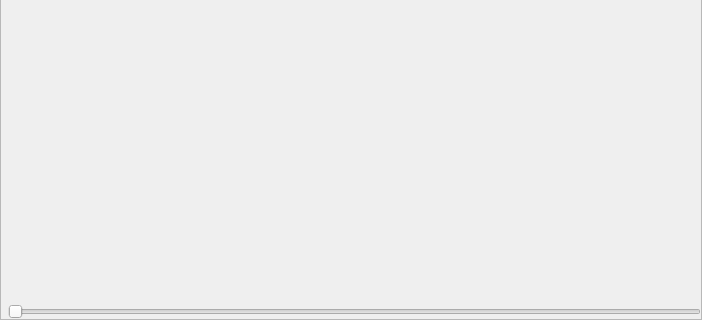
First picture: the form in GUI/studyframewidget.ui, repository AlizaMedicalImaging/AlizaMS, before the edit; both pictures show x 0 to 702 and y 227 to 547 of the 702 by 547 pixel window.
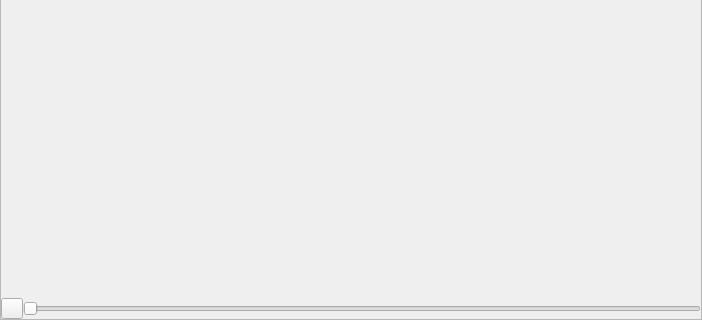
Second picture: the form after the edit.

```diff
--- a/GUI/studyframewidget.ui
+++ b/GUI/studyframewidget.ui
@@ -131,24 +131,18 @@
           <number>0</number>
          </property>
          <item>
-          <widget class="QLabel" name="icon_label">
-           <property name="sizePolicy">
-            <sizepolicy hsizetype="Fixed" vsizetype="Fixed">
-             <horstretch>0</horstretch>
-             <verstretch>0</verstretch>
-            </sizepolicy>
-           </property>
+          <widget class="QToolButton" name="icon_button">
            <property name="text">
             <string/>
            </property>
-           <property name="textFormat">
-            <enum>Qt::PlainText</enum>
+           <property name="iconSize">
+            <size>
+             <width>14</width>
+             <height>14</height>
+            </size>
            </property>
-           <property name="alignment">
-            <set>Qt::AlignCenter</set>
-           </property>
-           <property name="textInteractionFlags">
-            <set>Qt::NoTextInteraction</set>
+           <property name="checkable">
+            <bool>true</bool>
            </property>
           </widget>
          </item>
```
Left out of the diff: 4 changed lines with no effect on the pictures.
